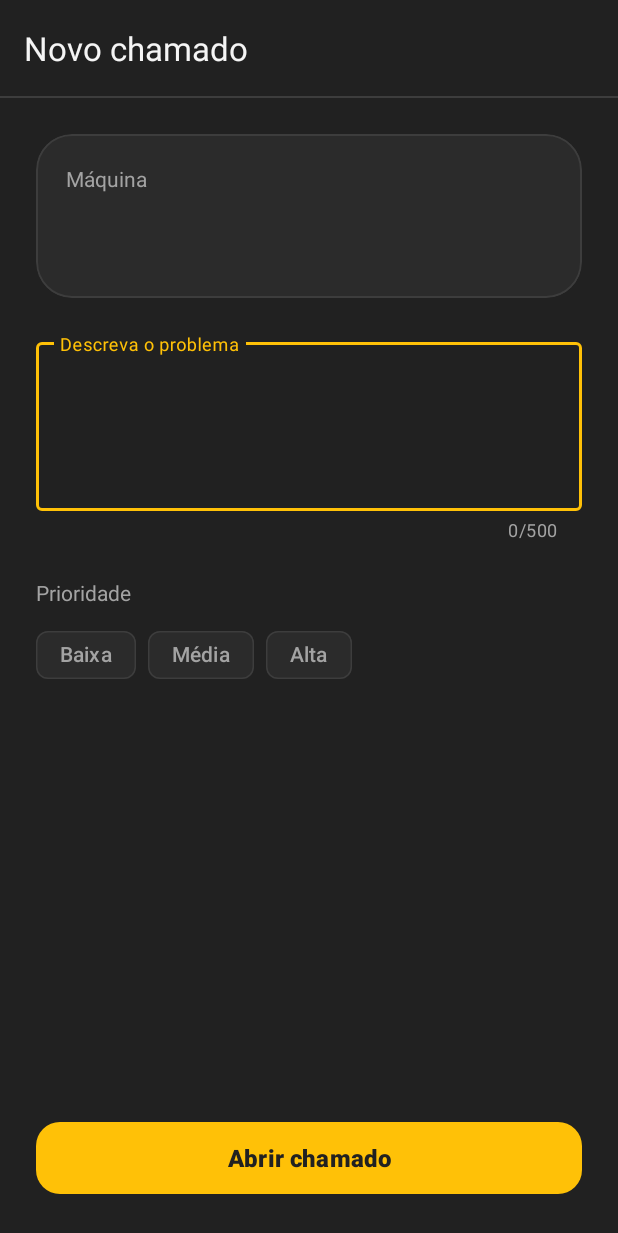
After one commit to EduardoMosti/bip-manutencao, an Android app: the AbrirChamadoActivity screen opened directly, with no data from a screen before it, on a phone screen of 412 x 824 dp. The commit adds this screen. Shown: the top 1233 px of the screen. Run offline under Robolectric (Android 15) with nearby library versions, the phone set to English and light mode, and no system bars; our stand-ins replace Firebase (no records; nobody signed in at launch, a user with empty details on screens opened directly); 1 statement that could not run was skipped.

Commit message:
Adiciona telas de leitura da máquina e abertura de chamado

```diff
--- a/app/src/main/java/com/bip/manutencao/MainActivity.java
+++ b/app/src/main/java/com/bip/manutencao/MainActivity.java
@@ -44,6 +44,10 @@ public class MainActivity extends AppCompatActivity {
 
         TextView tvEmail = findViewById(R.id.tvEmail);
         tvEmail.setText(usuario.getEmail());
+
+        // US-02: o operador começa o chamado lendo a máquina
+        findViewById(R.id.btnAbrirChamado).setOnClickListener(v ->
+                startActivity(new Intent(this, LeituraMaquinaActivity.class)));
     }
 
     @Override
--- /dev/null
+++ b/app/src/main/res/layout/activity_abrir_chamado.xml
@@ -0,0 +1,176 @@
+<?xml version="1.0" encoding="utf-8"?>
+<LinearLayout xmlns:android="http://schemas.android.com/apk/res/android"
+    xmlns:app="http://schemas.android.com/apk/res-auto"
+    xmlns:tools="http://schemas.android.com/tools"
+    android:id="@+id/main"
+    android:layout_width="match_parent"
+    android:layout_height="match_parent"
+    android:background="@color/bip_grafite"
+    android:orientation="vertical"
+    tools:context=".AbrirChamadoActivity">
+
+    <com.google.android.material.appbar.MaterialToolbar
+        android:id="@+id/toolbar"
+        android:layout_width="match_parent"
+        android:layout_height="?attr/actionBarSize"
+        android:background="@color/bip_grafite"
+        app:title="@string/chamado_titulo"
+        app:titleTextColor="@color/bip_texto_primario" />
+
+    <View
+        android:layout_width="match_parent"
+        android:layout_height="1dp"
+        android:background="@color/bip_borda" />
+
+    <ScrollView
+        android:layout_width="match_parent"
+        android:layout_height="0dp"
+        android:layout_weight="1"
+        android:fillViewport="true">
+
+        <LinearLayout
+            android:layout_width="match_parent"
+            android:layout_height="match_parent"
+            android:orientation="vertical"
+            android:padding="24dp">
+
+            <!-- Máquina lida pelo QR (já vem preenchida) -->
+            <com.google.android.material.card.MaterialCardView
+                android:layout_width="match_parent"
+                android:layout_height="wrap_content"
+                app:cardBackgroundColor="@color/bip_superficie"
+                app:cardCornerRadius="24dp"
+                app:cardElevation="0dp"
+                app:strokeColor="@color/bip_borda"
+                app:strokeWidth="1dp">
+
+                <LinearLayout
+                    android:layout_width="match_parent"
+                    android:layout_height="wrap_content"
+                    android:orientation="vertical"
+                    android:padding="20dp">
+
+                    <TextView
+                        android:layout_width="wrap_content"
+                        android:layout_height="wrap_content"
+                        android:text="@string/chamado_maquina_label"
+                        android:textColor="@color/bip_texto_secundario"
+                        android:textSize="14sp" />
+
+                    <TextView
+                        android:id="@+id/tvMaquina"
+                        android:layout_width="wrap_content"
+                        android:layout_height="wrap_content"
+                        android:layout_marginTop="4dp"
+                        android:textColor="@color/bip_texto_primario"
+                        android:textSize="18sp"
+                        android:textStyle="bold" />
+
+                    <TextView
+                        android:id="@+id/tvSetor"
+                        android:layout_width="wrap_content"
+                        android:layout_height="wrap_content"
+                        android:layout_marginTop="2dp"
+                        android:textColor="@color/bip_texto_secundario"
+                        android:textSize="14sp" />
+                </LinearLayout>
+            </com.google.android.material.card.MaterialCardView>
+
+            <!-- Descrição do problema -->
+            <com.google.android.material.textfield.TextInputLayout
+                android:id="@+id/tilDescricao"
+                style="@style/Widget.Material3.TextInputLayout.OutlinedBox"
+                android:layout_width="match_parent"
+                android:layout_height="wrap_content"
+                android:layout_marginTop="24dp"
+                android:hint="@string/chamado_hint_descricao"
+                app:counterEnabled="true"
+                app:counterMaxLength="500">
+
+                <com.google.android.material.textfield.TextInputEditText
+                    android:id="@+id/edtDescricao"
+                    android:layout_width="match_parent"
+                    android:layout_height="wrap_content"
+                    android:gravity="top|start"
+                    android:inputType="textMultiLine|textCapSentences"
+                    android:maxLength="500"
+                    android:minLines="4" />
+            </com.google.android.material.textfield.TextInputLayout>
+
+            <!-- Prioridade -->
+            <TextView
+                android:layout_width="wrap_content"
+                android:layout_height="wrap_content"
+                android:layout_marginTop="24dp"
+                android:text="@string/chamado_prioridade_label"
+                android:textColor="@color/bip_texto_secundario"
+                android:textSize="14sp" />
+
+            <com.google.android.material.chip.ChipGroup
+                android:id="@+id/chipsPrioridade"
+                android:layout_width="match_parent"
+                android:layout_height="wrap_content"
+                android:layout_marginTop="8dp"
+                app:selectionRequired="false"
+                app:singleSelection="true">
+
+                <com.google.android.material.chip.Chip
+                    android:id="@+id/chipBaixa"
+                    style="@style/Widget.Material3.Chip.Filter"
+                    android:layout_width="wrap_content"
+                    android:layout_height="wrap_content"
+                    android:text="@string/chamado_prioridade_baixa" />
+
+                <com.google.android.material.chip.Chip
+                    android:id="@+id/chipMedia"
+                    style="@style/Widget.Material3.Chip.Filter"
+                    android:layout_width="wrap_content"
+                    android:layout_height="wrap_content"
+                    android:text="@string/chamado_prioridade_media" />
+
+                <com.google.android.material.chip.Chip
+                    android:id="@+id/chipAlta"
+                    style="@style/Widget.Material3.Chip.Filter"
+                    android:layout_width="wrap_content"
+                    android:layout_height="wrap_content"
+                    android:text="@string/chamado_prioridade_alta" />
+            </com.google.android.material.chip.ChipGroup>
+
+            <TextView
+                android:id="@+id/tvErroPrioridade"
+                android:layout_width="wrap_content"
+                android:layout_height="wrap_content"
+                android:layout_marginTop="4dp"
+                android:text="@string/chamado_erro_prioridade"
+                android:textColor="@color/bip_erro"
+                android:textSize="12sp"
+                android:visibility="gone" />
+
+            <!-- Empurra o botão para o fim da tela -->
+            <View
+                android:layout_width="match_parent"
+                android:layout_height="0dp"
+                android:layout_weight="1" />
+
+            <com.google.android.material.progressindicator.CircularProgressIndicator
+                android:id="@+id/progressChamado"
+                android:layout_width="wrap_content"
+                android:layout_height="wrap_content"
+                android:layout_gravity="center_horizontal"
+                android:layout_marginTop="24dp"
+                android:indeterminate="true"
+                android:visibility="gone" />
+
+            <com.google.android.material.button.MaterialButton
+                android:id="@+id/btnAbrirChamado"
+                android:layout_width="match_parent"
+                android:layout_height="56dp"
+                android:layout_marginTop="24dp"
+                android:text="@string/chamado_btn_abrir"
+                android:textAllCaps="false"
+                android:textSize="16sp"
+                android:textStyle="bold"
+                app:cornerRadius="16dp" />
+        </LinearLayout>
+    </ScrollView>
+</LinearLayout>
```
Also changed, not shown: app/src/main/AndroidManifest.xml (+9 -2 lines), app/src/main/java/com/bip/manutencao/AbrirChamadoActivity.java (added, +181 -0 lines), app/src/main/java/com/bip/manutencao/LeituraMaquinaActivity.java (added, +144 -0 lines), app/src/main/res/layout/activity_leitura_maquina.xml (added, +126 -0 lines), app/src/main/res/layout/activity_main.xml (+12 -0 lines).
